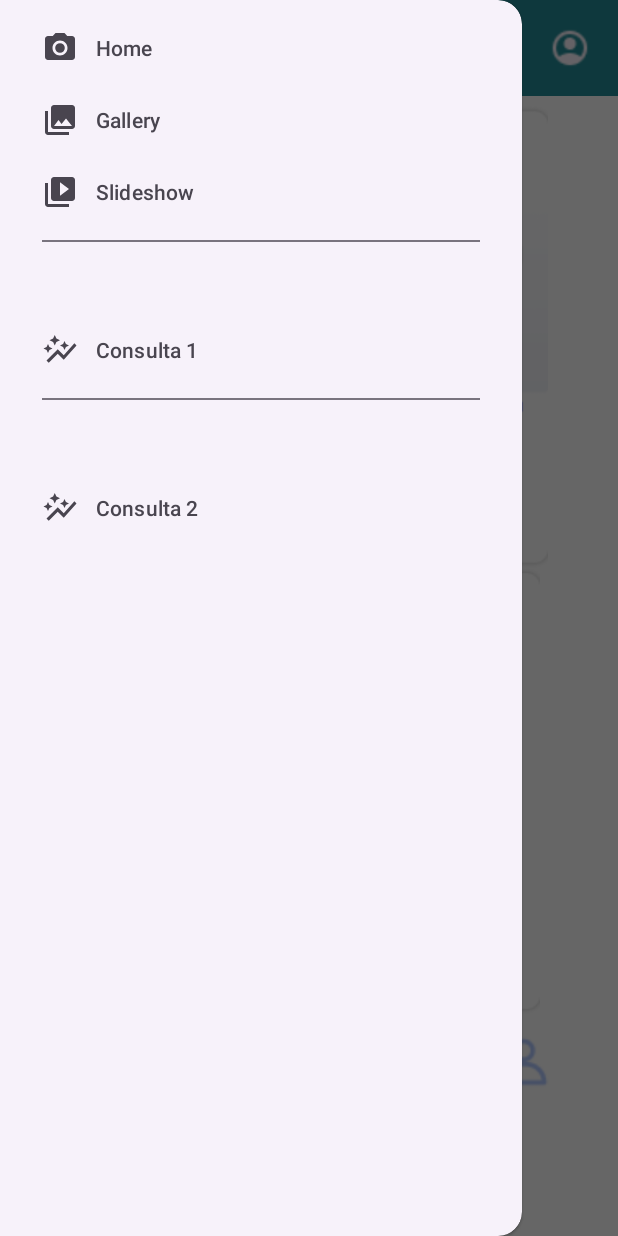
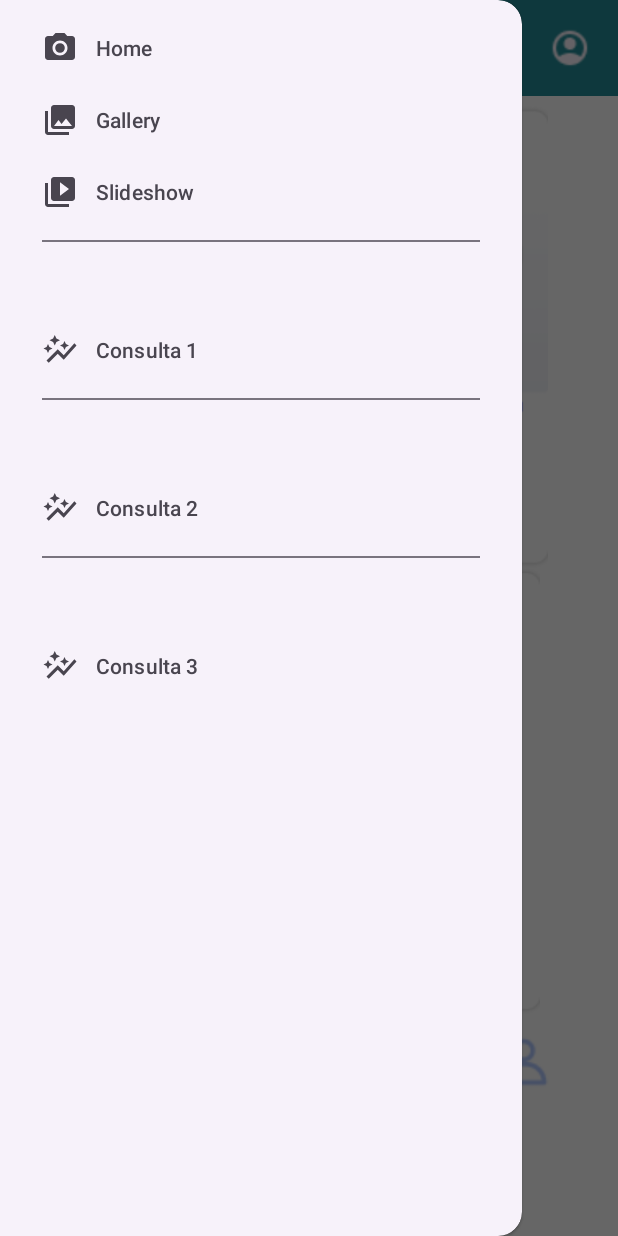
Before and after one commit to damsito007/HotelPlayaParadise_AppMovil, an Android app: the Principal_Menu screen opened directly, with no data from a screen before it, with the side drawer open, on a phone screen of 412 x 824 dp. Run offline under Robolectric (Android 15) with nearby library versions, the phone set to English and light mode, and no system bars.

Commit message:
add screen to the side menu

```diff
--- a/app/src/main/res/menu/activity_main_drawer.xml
+++ b/app/src/main/res/menu/activity_main_drawer.xml
@@ -32,5 +32,15 @@
                 android:title="Consulta 2"
                 android:icon="@drawable/baseline_auto_graph_24"/>
         </menu>
+
+    </item>
+
+    <item android:title="">
+        <menu>
+            <item android:id="@+id/consulta3"
+                android:title="Consulta 3"
+                android:icon="@drawable/baseline_auto_graph_24"/>
+        </menu>
+
     </item>
 </menu>
```
